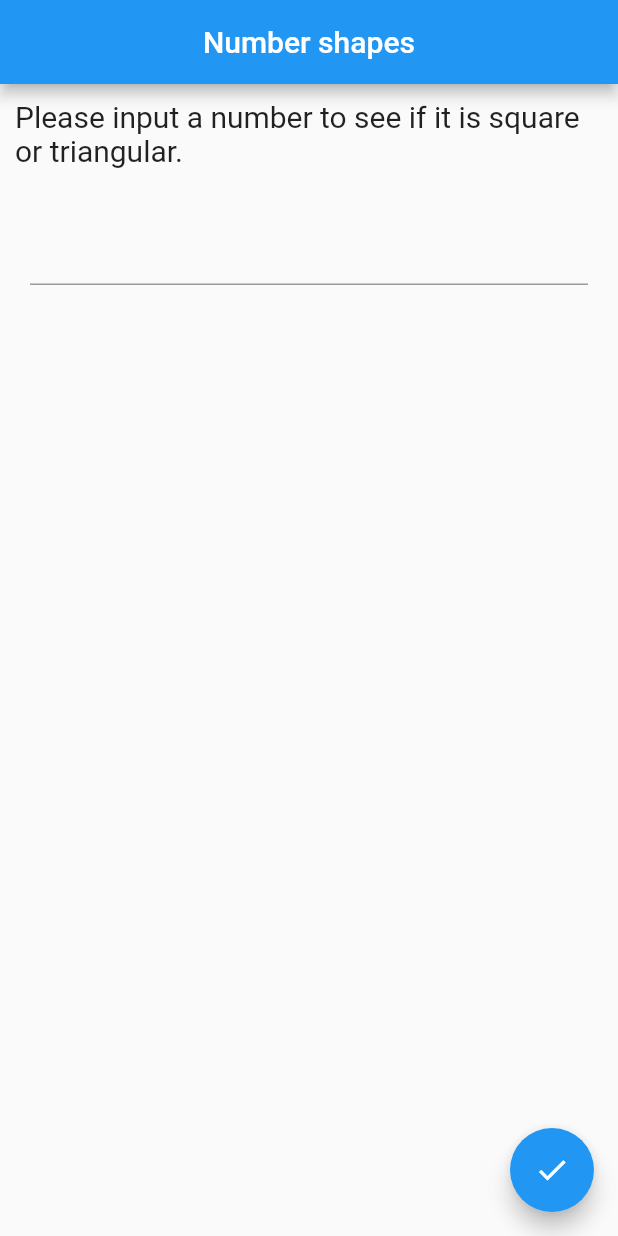
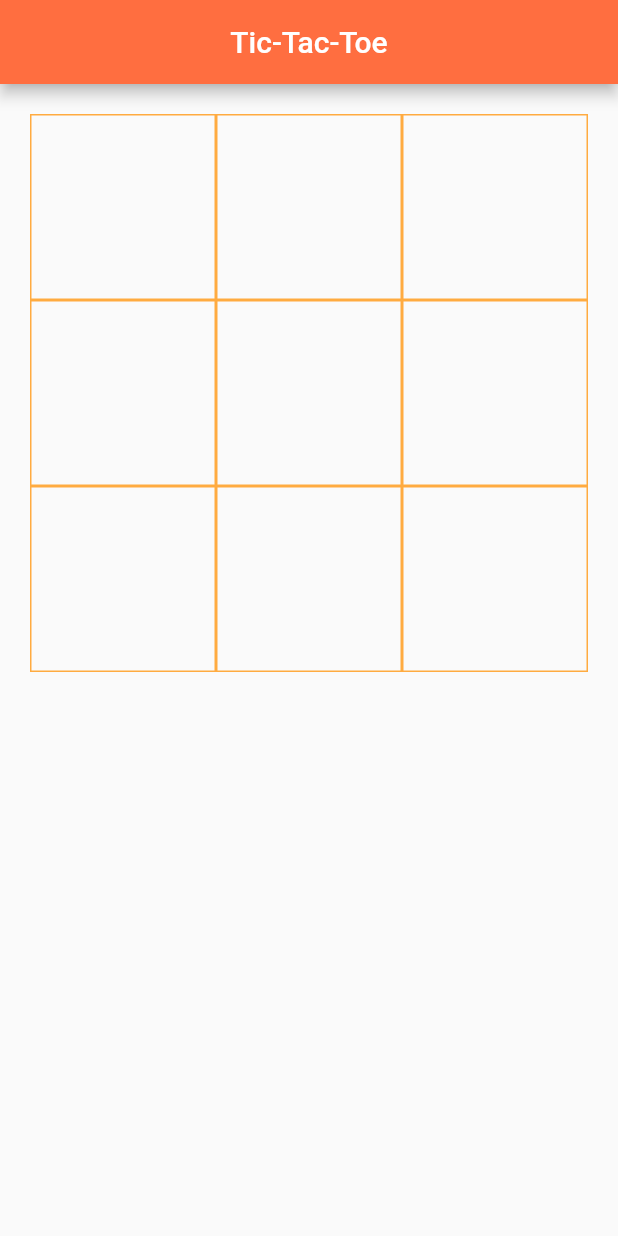
Before and after one commit to AlexandraLupoi/Flutter, a Flutter app: the screen it shows after launch, on a phone screen of 412 x 824 dp. Run offline on Flutter 3.47's test engine with Material 2 defaults, Android fonts, the phone set to English and light mode, and no system bars.

Commit message:
Tic-Tac-Toe

```diff
--- a/lib/main.dart
+++ b/lib/main.dart
@@ -1,4 +1,4 @@
-import 'number_shapes.dart' as app;
+import 'tic_tac_toe.dart' as app;
 
 void main() {
   app.main();
--- /dev/null
+++ b/lib/tic_tac_toe.dart
@@ -0,0 +1,129 @@
+import 'package:flutter/cupertino.dart';
+import 'package:flutter/material.dart';
+
+void main() {
+  runApp(const TicTacToe());
+}
+
+class TicTacToe extends StatelessWidget {
+  const TicTacToe({Key? key}) : super(key: key);
+
+  @override
+  Widget build(BuildContext context) {
+    return const MaterialApp(home: HomePage());
+  }
+}
+
+class HomePage extends StatefulWidget {
+  const HomePage({Key? key}) : super(key: key);
+
+  @override
+  _HomePageState createState() => _HomePageState();
+}
+
+class _HomePageState extends State<HomePage> {
+  bool playerTurn = true;
+  List<String> matrix = List<String>.filled(9, '');
+
+  @override
+  Widget build(BuildContext context) {
+    return Scaffold(
+      appBar: AppBar(
+        title: const Text('Tic-Tac-Toe'),
+        centerTitle: true,
+        backgroundColor: Colors.deepOrangeAccent,
+      ),
+      body: Column(
+        children: <Widget>[
+          Expanded(
+            flex: 4,
+            child: GridView.builder(
+              padding: const EdgeInsets.all(20),
+              gridDelegate: const SliverGridDelegateWithFixedCrossAxisCount(
+                  crossAxisCount: 3
+              ),
+              itemCount: 9,
+              itemBuilder: (BuildContext context, int index) {
+                return GestureDetector(
+                  onTap: () {
+                    setState(() {
+                      if(matrix[index] != 'X' && matrix[index] != '0') {
+                        matrix[index] = playerTurn ? 'X' : '0';
+                        if(!_check()) {
+                          playerTurn = !playerTurn;
+                        }
+                      }
+                    });
+                  },
+                  child: AnimatedContainer(
+                    duration: const Duration(seconds: 3),
+                    decoration: BoxDecoration(
+                      border: Border.all(color: Colors.orangeAccent)
+                    ),
+                    child: Center(
+                      child: Text(
+                        matrix[index],
+                        style: const TextStyle(
+                          fontSize: 28,
+                          color: Colors.green
+                        )
+                      )
+                    )
+                  )
+                );
+              }
+            )
+          ),
+          if(_check() || !matrix.contains(''))
+            Expanded(
+            child: Row(
+              mainAxisAlignment: MainAxisAlignment.center,
+              children: <Widget>[
+                ElevatedButton(
+                  onPressed: () {
+                    setState(() {
+                      matrix = List<String>.filled(9, '');
+                    });
+                  },
+                  child: const Text('Play again!')
+                )
+              ]
+            )
+          )
+        ]
+      )
+    );
+  }
+
+  bool _check() {
+    // Check rows
+    for(int index = 0; index < 9; index += 3) {
+      if(matrix[index] != '') {
+        if(matrix[index] == matrix[index + 1] && matrix[index + 1] == matrix[index + 2]) {
+          return true;
+        }
+      }
+    }
+
+    // Check columns
+    for(int index = 0; index < 3; index++) {
+      if(matrix[index] != '') {
+        if(matrix[index] == matrix[index + 3] && matrix[index + 3] == matrix[index + 6]) {
+          return true;
+        }
+      }
+    }
+
+    //Check diagonals
+    if(matrix[4] != '') {
+      if(matrix[0] == matrix[4] && matrix[4] == matrix[8]) {
+        return true;
+      }
+      if(matrix[2] == matrix[4] && matrix[4] == matrix[6]) {
+        return true;
+      }
+    }
+
+    return false;
+  }
+}
```
